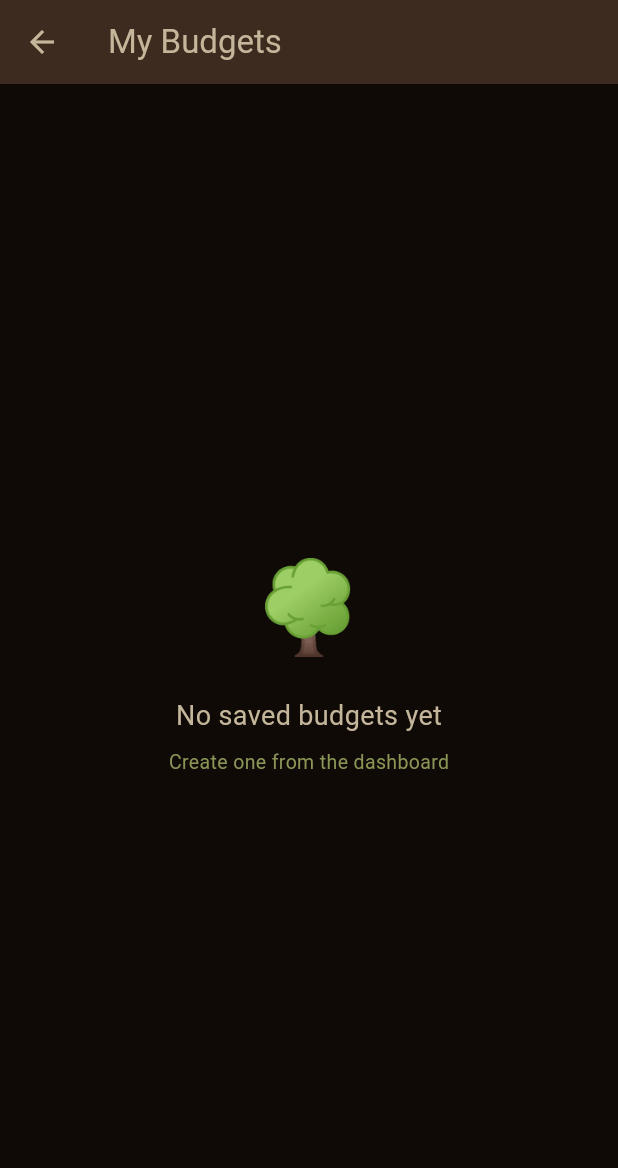
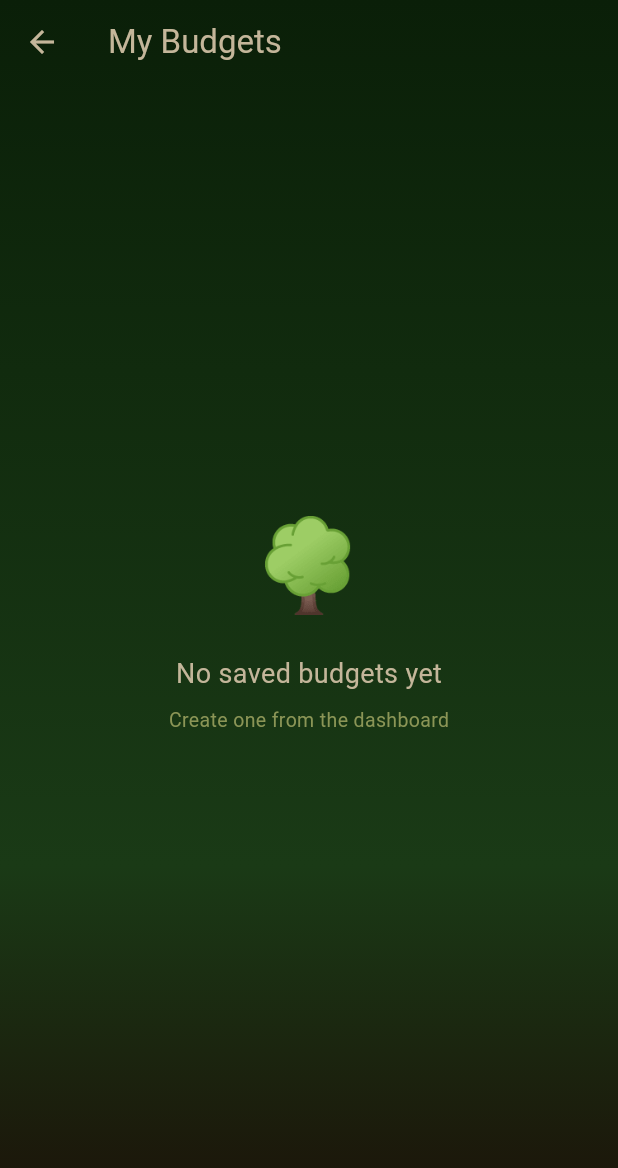
Before and after one commit to fturchet0731/budget-tree-Project, a Flutter app: the ViewBudgetsScreen screen opened directly, on a phone screen of 412 x 824 dp. Shown: the top 1168 px of the screen. Run offline on Flutter 3.47's test engine with Material 3 defaults, Android fonts, the phone set to English and light mode, and no system bars; our stand-ins replace connectivity_plus, flutter_local_notifications, flutter_timezone, google_fonts, shared_preferences, supabase_flutter and 1 more; accounts and stored records are empty.

Commit message:
Make the create-goal and budgets screens palette-aware
create_goal_screen and viewbudgets_screen were the two screens that
never read AppPalettes, so they stayed green/dark regardless of the
Settings theme. Both now paint AppPalettes.deepForest() behind their
scene (create-goal's _GoalSkyPainter just adds palette-tinted glow on
top, matching the create-budget pattern). Documents the no-hardcoded-
background rule in CLAUDE.md.

Co-Authored-By: Claude Opus 4.8 <noreply@anthropic.com>

```diff
--- a/lib/screens/viewbudgets_screen.dart
+++ b/lib/screens/viewbudgets_screen.dart
@@ -7,8 +7,15 @@ class ViewBudgetsScreen extends StatelessWidget {
   @override
   Widget build(BuildContext context) {
     return Scaffold(
-      appBar: AppBar(title: const Text('My Budgets')),
-      body: const Center(
+      extendBodyBehindAppBar: true,
+      appBar: AppBar(
+        backgroundColor: Colors.transparent,
+        foregroundColor: AppColors.stoneBeigeColor,
+        title: const Text('My Budgets'),
+      ),
+      body: Container(
+        decoration: BoxDecoration(gradient: AppPalettes.deepForest()),
+        child: const Center(
           child: Column(
             mainAxisAlignment: MainAxisAlignment.center,
             children: [
@@ -29,6 +36,7 @@ class ViewBudgetsScreen extends StatelessWidget {
             ],
           ),
         ),
+      ),
     );
   }
 }
```
Also changed, not shown: lib/screens/create_goal_screen.dart (+10 -20 lines), 1 other file. Lines whose indentation alone changed are shown as unchanged.
